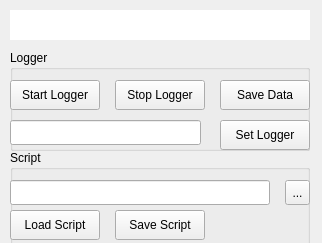
ANYbotics/signal_logger, file rqt_signal_logger/resource/signal_logger_configure.ui: the form before one commit.
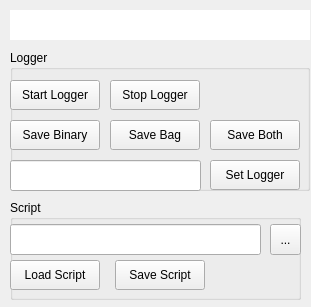
The form after the commit.

Commit message: save bag or binary from rqt, cleanup doc

Diff of the .ui file:
```diff
--- a/rqt_signal_logger/resource/signal_logger_configure.ui
+++ b/rqt_signal_logger/resource/signal_logger_configure.ui
@@ -6,8 +6,8 @@
    <rect>
     <x>0</x>
     <y>0</y>
-    <width>322</width>
-    <height>243</height>
+    <width>311</width>
+    <height>307</height>
    </rect>
   </property>
   <property name="windowTitle">
@@ -35,7 +35,7 @@
      <x>10</x>
      <y>50</y>
      <width>300</width>
-     <height>101</height>
+     <height>141</height>
     </rect>
    </property>
    <property name="title">
@@ -57,7 +57,7 @@
    <widget class="QPushButton" name="stopLoggerButton">
     <property name="geometry">
      <rect>
-      <x>105</x>
+      <x>100</x>
       <y>30</y>
       <width>90</width>
       <height>30</height>
@@ -67,34 +67,21 @@
      <string>Stop Logger</string>
     </property>
    </widget>
-   <widget class="QPushButton" name="saveDataButton">
-    <property name="geometry">
-     <rect>
-      <x>210</x>
-      <y>30</y>
-      <width>90</width>
-      <height>30</height>
-     </rect>
-    </property>
-    <property name="text">
-     <string>Save Data</string>
-    </property>
-   </widget>
    <widget class="QLineEdit" name="namespaceEdit">
     <property name="geometry">
      <rect>
       <x>0</x>
-      <y>70</y>
+      <y>110</y>
       <width>191</width>
-      <height>25</height>
+      <height>31</height>
      </rect>
     </property>
    </widget>
    <widget class="QPushButton" name="setLoggerButton">
     <property name="geometry">
      <rect>
-      <x>210</x>
-      <y>70</y>
+      <x>200</x>
+      <y>110</y>
       <width>90</width>
       <height>30</height>
      </rect>
@@ -103,13 +90,52 @@
      <string>Set Logger</string>
     </property>
    </widget>
+   <widget class="QPushButton" name="saveBinButton">
+    <property name="geometry">
+     <rect>
+      <x>0</x>
+      <y>70</y>
+      <width>90</width>
+      <height>30</height>
+     </rect>
+    </property>
+    <property name="text">
+     <string>Save Binary</string>
+    </property>
+   </widget>
+   <widget class="QPushButton" name="saveBagButton">
+    <property name="geometry">
+     <rect>
+      <x>100</x>
+      <y>70</y>
+      <width>90</width>
+      <height>30</height>
+     </rect>
+    </property>
+    <property name="text">
+     <string>Save Bag</string>
+    </property>
+   </widget>
+   <widget class="QPushButton" name="saveBothButton">
+    <property name="geometry">
+     <rect>
+      <x>200</x>
+      <y>70</y>
+      <width>90</width>
+      <height>30</height>
+     </rect>
+    </property>
+    <property name="text">
+     <string>Save Both</string>
+    </property>
+   </widget>
   </widget>
   <widget class="QGroupBox" name="groupScript">
    <property name="geometry">
     <rect>
      <x>10</x>
-     <y>150</y>
-     <width>300</width>
+     <y>200</y>
+     <width>291</width>
      <height>100</height>
     </rect>
    </property>
@@ -120,19 +146,19 @@
     <property name="geometry">
      <rect>
       <x>0</x>
-      <y>30</y>
-      <width>260</width>
-      <height>25</height>
+      <y>24</y>
+      <width>251</width>
+      <height>31</height>
      </rect>
     </property>
    </widget>
    <widget class="QToolButton" name="pathButton">
     <property name="geometry">
      <rect>
-      <x>275</x>
-      <y>30</y>
-      <width>25</width>
-      <height>25</height>
+      <x>260</x>
+      <y>24</y>
+      <width>31</width>
+      <height>31</height>
      </rect>
     </property>
     <property name="text">
```
The commit also changes 22 other files.
